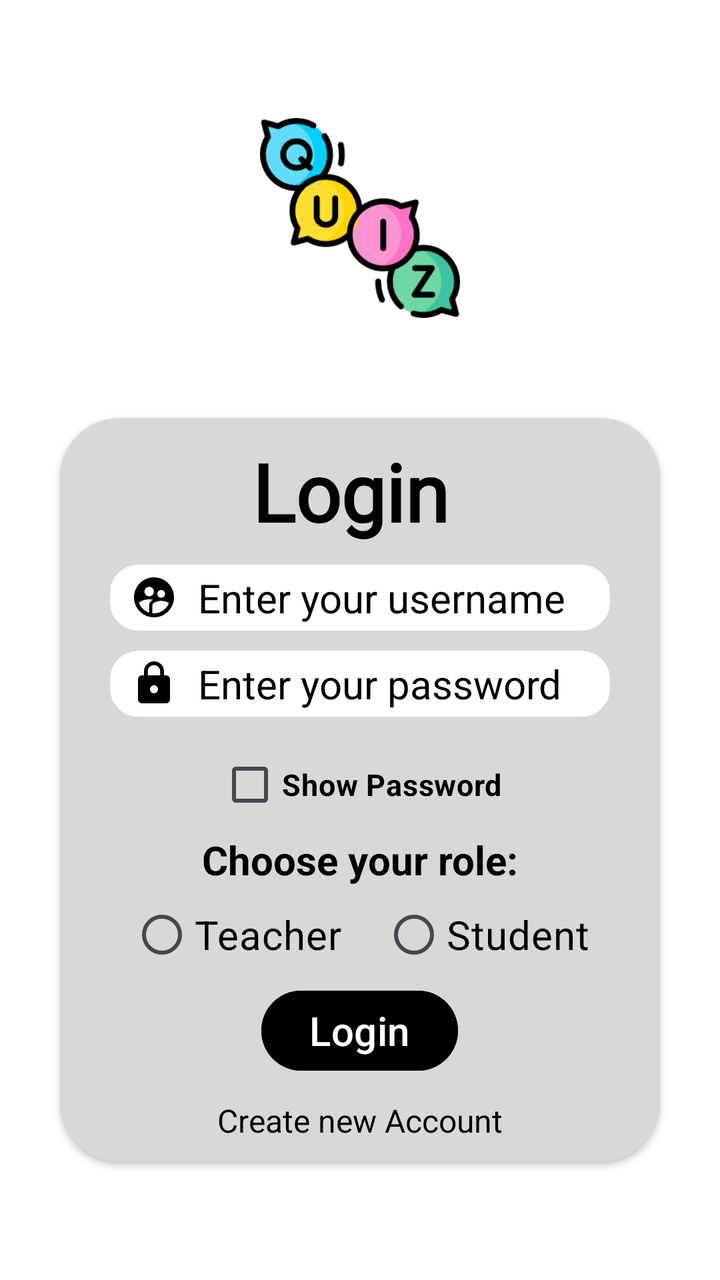
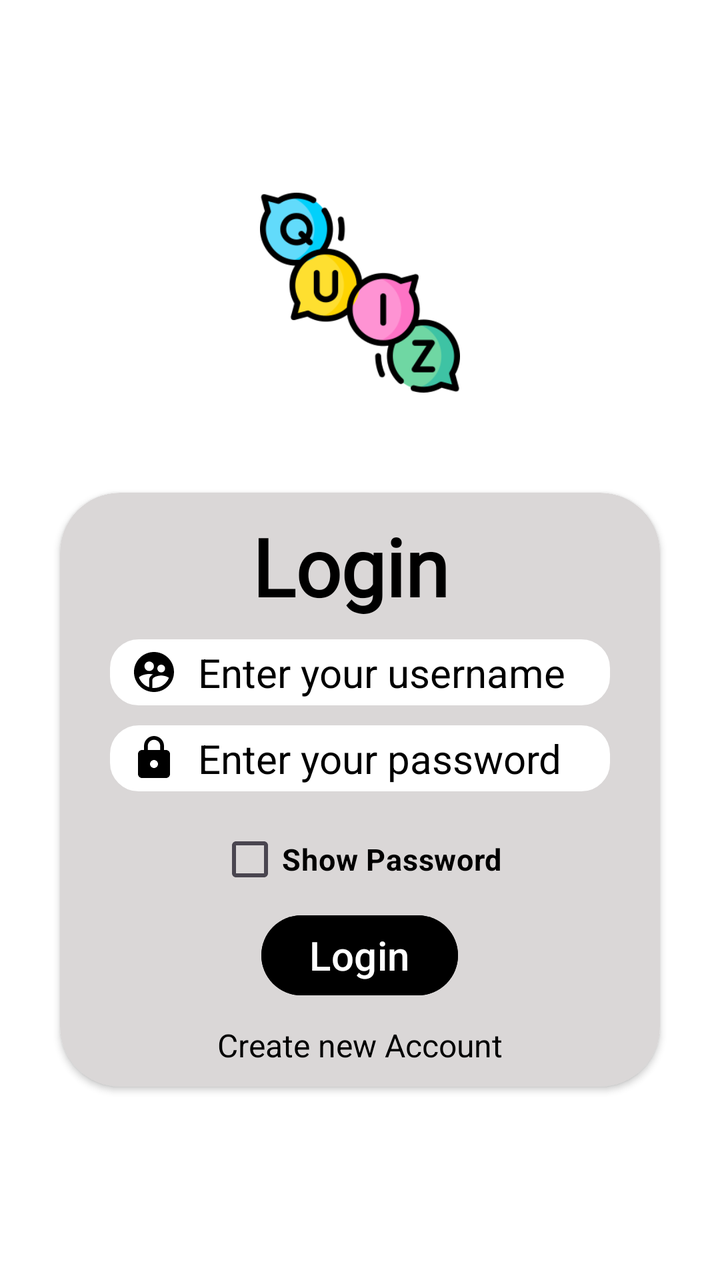

Two renders of the same Android screen: before a commit and after it. Below are the layout's source before the change and the commit's diff.
<!-- AndroidManifest.xml: application theme Theme.EduQuiz -->
<!-- res/layout/activity_login.xml -->
<?xml version="1.0" encoding="utf-8"?>
<LinearLayout xmlns:android="http://schemas.android.com/apk/res/android"
    xmlns:app="http://schemas.android.com/apk/res-auto"
    android:orientation="vertical"
    android:id="@+id/main"
    android:layout_width="match_parent"
    android:layout_height="match_parent"
    android:gravity="center"
    android:background="@color/white">


    <ImageView
        android:layout_width="100dp"
        android:layout_height="100dp"
        android:src="@drawable/quizlogo"
        android:layout_marginBottom="20dp"/>


    <androidx.cardview.widget.CardView
        android:layout_width="300dp"
        android:layout_height="wrap_content"
        android:backgroundTint="@color/gray2"
        app:cardCornerRadius="30dp"
        android:elevation="1000dp"
        app:cardBackgroundColor="@color/gray2"
        android:layout_marginTop="30dp">

        <LinearLayout
            android:layout_width="match_parent"
            android:layout_height="match_parent"
            android:orientation="vertical">

            <TextView
                android:layout_width="wrap_content"
                android:layout_height="wrap_content"
                android:layout_marginLeft="96dp"
                android:layout_marginTop="10dp"
                android:fontFamily="@font/caveat_brush"
                android:textColor="@color/black"
                android:text="Login"
                android:textSize="40dp"
                android:textStyle="bold" />

            <EditText
                android:layout_marginTop="10dp"
                android:id="@+id/etloginname"
                android:layout_width="250dp"
                android:layout_height="33dp"
                android:layout_marginLeft="25dp"
                android:background="@drawable/edit"
                android:drawableStart="@drawable/usernamelogo"
                android:drawablePadding="10dp"
                android:hint="Enter your username"
                android:paddingLeft="10dp"
                android:inputType="textEmailAddress"
                android:textColor="@color/black"
                android:textColorHint="@color/black"
                android:textSize="20dp"
                android:textStyle="normal" />

            <EditText
                android:id="@+id/etloginpwd"
                android:layout_width="250dp"
                android:layout_height="33dp"
                android:paddingLeft="10dp"
                android:layout_marginLeft="25dp"
                android:layout_marginTop="10dp"
                android:background="@drawable/edit"
                android:drawableStart="@drawable/passwordlogo"
                android:drawablePadding="10dp"
                android:hint="Enter your password"
                android:inputType="numberPassword"
                android:textColor="@color/black"
                android:textColorHint="@color/black"
                android:textSize="20dp"
                android:textStyle="normal" />

            <CheckBox
                android:id="@+id/cbloginshowhidepwd"
                android:layout_width="wrap_content"
                android:layout_height="wrap_content"
                android:textSize="15dp"
                android:layout_marginTop="10dp"
                android:text="Show Password"
                android:layout_gravity="center"
                android:textColor="@color/black"
                android:textStyle="bold" />

            <TextView
                android:layout_width="wrap_content"
                android:layout_height="wrap_content"
                android:text="Choose your role:"
                android:textColor="@color/black"
                android:textSize="20dp"
                android:textStyle="bold"
                android:layout_gravity="center">
            </TextView>
            <RadioGroup
                android:layout_width="wrap_content"
                android:layout_height="wrap_content"
                android:layout_gravity="center"
                android:orientation="horizontal"
                android:id="@+id/rglogin">
                <RadioButton
                    android:layout_width="wrap_content"
                    android:layout_height="wrap_content"
                    android:text="Teacher"
                    android:textSize="20sp"
                    android:layout_marginRight="10dp"
                    android:buttonTint="@color/black"
                    android:textColor="@color/black">
                </RadioButton>
                <RadioButton
                    android:layout_width="wrap_content"
                    android:layout_height="wrap_content"
                    android:text="Student"
                    android:layout_marginLeft="10dp"
                    android:textSize="20sp"
                    android:buttonTint="@color/black"
                    android:textColor="@color/black">

                </RadioButton>
            </RadioGroup>

            <Button
                android:id="@+id/btnlogin"
                android:layout_width="wrap_content"
                android:layout_height="wrap_content"
                android:layout_gravity="center"
                android:textSize="20dp"
                android:backgroundTint="@color/black"
                android:text="Login"
                android:textColor="@color/white"/>

            <TextView
                android:id="@+id/tvlogincreatenew"
                android:layout_width="wrap_content"
                android:layout_height="wrap_content"
                android:layout_gravity="center"
                android:layout_marginTop="10dp"
                android:text="Create new Account"
                android:textColor="@color/black"
                android:textSize="16dp"
                android:layout_marginBottom="10dp"/>


        </LinearLayout>
    </androidx.cardview.widget.CardView>

</LinearLayout>
<!-- resources referenced by this layout -->
<resources>
  <color name="black">#FF000000</color>
  <color name="gray2">#DAD7D7</color>
  <color name="white">#FFFFFFFF</color>
  <!-- drawable edit (drawable) -->
  <?xml version="1.0" encoding="utf-8"?>
  <shape  android:shape="rectangle"
      xmlns:android="http://schemas.android.com/apk/res/android">
      <corners android:radius="14dp"/>
      <stroke android:color="@color/white" android:width="0.6dp"/>
      <solid android:color="@color/white"/>
      <size android:height="10dp"/>
  
  </shape>
  <!-- drawable passwordlogo (drawable) -->
  <vector xmlns:android="http://schemas.android.com/apk/res/android" android:height="24dp" android:tint="#000000" android:viewportHeight="24" android:viewportWidth="24" android:width="24dp">
        
      <path android:fillColor="@android:color/white" android:pathData="M18,8h-1L17,6c0,-2.76 -2.24,-5 -5,-5S7,3.24 7,6v2L6,8c-1.1,0 -2,0.9 -2,2v10c0,1.1 0.9,2 2,2h12c1.1,0 2,-0.9 2,-2L20,10c0,-1.1 -0.9,-2 -2,-2zM12,17c-1.1,0 -2,-0.9 -2,-2s0.9,-2 2,-2 2,0.9 2,2 -0.9,2 -2,2zM15.1,8L8.9,8L8.9,6c0,-1.71 1.39,-3.1 3.1,-3.1 1.71,0 3.1,1.39 3.1,3.1v2z"/>
      
  </vector>
  <!-- drawable quizlogo: png bitmap (drawable, 18088 bytes) -->
  <!-- drawable usernamelogo (drawable) -->
  <vector xmlns:android="http://schemas.android.com/apk/res/android" android:height="24dp" android:tint="#000000" android:viewportHeight="24" android:viewportWidth="24" android:width="24dp">
        
      <path android:fillColor="@android:color/white" android:pathData="M11.99,2c-5.52,0 -10,4.48 -10,10s4.48,10 10,10 10,-4.48 10,-10 -4.48,-10 -10,-10zM15.6,8.34c1.07,0 1.93,0.86 1.93,1.93 0,1.07 -0.86,1.93 -1.93,1.93 -1.07,0 -1.93,-0.86 -1.93,-1.93 -0.01,-1.07 0.86,-1.93 1.93,-1.93zM9.6,6.76c1.3,0 2.36,1.06 2.36,2.36 0,1.3 -1.06,2.36 -2.36,2.36s-2.36,-1.06 -2.36,-2.36c0,-1.31 1.05,-2.36 2.36,-2.36zM9.6,15.89v3.75c-2.4,-0.75 -4.3,-2.6 -5.14,-4.96 1.05,-1.12 3.67,-1.69 5.14,-1.69 0.53,0 1.2,0.08 1.9,0.22 -1.64,0.87 -1.9,2.02 -1.9,2.68zM11.99,20c-0.27,0 -0.53,-0.01 -0.79,-0.04v-4.07c0,-1.42 2.94,-2.13 4.4,-2.13 1.07,0 2.92,0.39 3.84,1.15 -1.17,2.97 -4.06,5.09 -7.45,5.09z"/>
      
  </vector>
  <style name="Theme.EduQuiz" parent="Base.Theme.EduQuiz" />
  <style name="Base.Theme.EduQuiz" parent="Theme.Material3.DayNight.NoActionBar">
          
          
      </style>
</resources>

<!-- the commit's change to res/layout/activity_login.xml (unified diff, before → after) -->
@@ -86,41 +86,7 @@
                 android:textColor="@color/black"
                 android:textStyle="bold" />
 
-            <TextView
-                android:layout_width="wrap_content"
-                android:layout_height="wrap_content"
-                android:text="Choose your role:"
-                android:textColor="@color/black"
-                android:textSize="20dp"
-                android:textStyle="bold"
-                android:layout_gravity="center">
-            </TextView>
-            <RadioGroup
-                android:layout_width="wrap_content"
-                android:layout_height="wrap_content"
-                android:layout_gravity="center"
-                android:orientation="horizontal"
-                android:id="@+id/rglogin">
-                <RadioButton
-                    android:layout_width="wrap_content"
-                    android:layout_height="wrap_content"
-                    android:text="Teacher"
-                    android:textSize="20sp"
-                    android:layout_marginRight="10dp"
-                    android:buttonTint="@color/black"
-                    android:textColor="@color/black">
-                </RadioButton>
-                <RadioButton
-                    android:layout_width="wrap_content"
-                    android:layout_height="wrap_content"
-                    android:text="Student"
-                    android:layout_marginLeft="10dp"
-                    android:textSize="20sp"
-                    android:buttonTint="@color/black"
-                    android:textColor="@color/black">
 
-                </RadioButton>
-            </RadioGroup>
 
             <Button
                 android:id="@+id/btnlogin"
